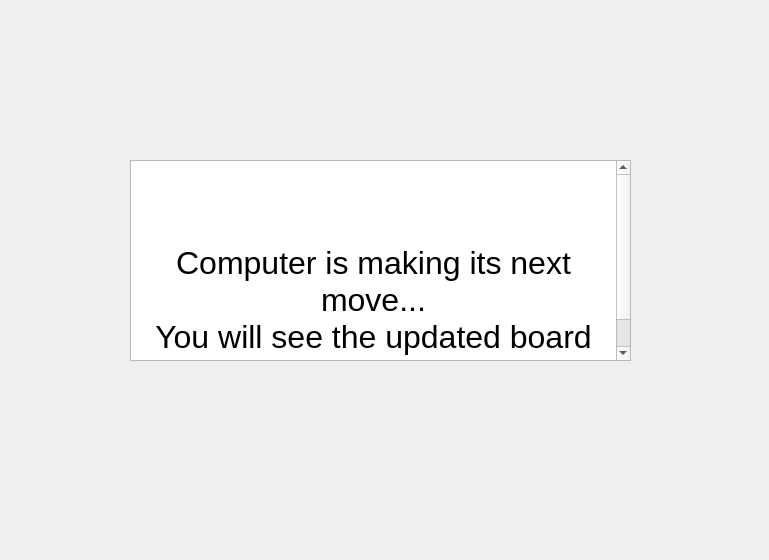
Above: ui/ComputerTurnPrompt.ui from junePyo/RenaLabApp-Tic-Tac-Toe-Demo before the change. Below: the same form after it.
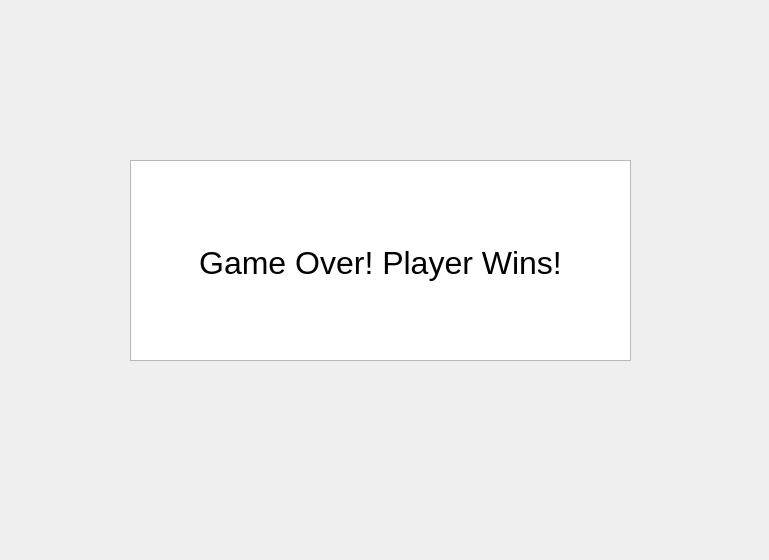
That is the form after the change.

Commit message: computer turn prompt changed to a result display widget

```diff
--- a/ui/ComputerTurnPrompt.ui
+++ b/ui/ComputerTurnPrompt.ui
@@ -31,8 +31,7 @@
 &lt;p align=&quot;center&quot; style=&quot;-qt-paragraph-type:empty; margin-top:0px; margin-bottom:0px; margin-left:0px; margin-right:0px; -qt-block-indent:0; text-indent:0px;&quot;&gt;&lt;br /&gt;&lt;/p&gt;
 &lt;p align=&quot;center&quot; style=&quot;-qt-paragraph-type:empty; margin-top:0px; margin-bottom:0px; margin-left:0px; margin-right:0px; -qt-block-indent:0; text-indent:0px;&quot;&gt;&lt;br /&gt;&lt;/p&gt;
 &lt;p align=&quot;center&quot; style=&quot;-qt-paragraph-type:empty; margin-top:0px; margin-bottom:0px; margin-left:0px; margin-right:0px; -qt-block-indent:0; text-indent:0px;&quot;&gt;&lt;br /&gt;&lt;/p&gt;
-&lt;p align=&quot;center&quot; style=&quot; margin-top:0px; margin-bottom:0px; margin-left:0px; margin-right:0px; -qt-block-indent:0; text-indent:0px;&quot;&gt;&lt;span style=&quot; font-size:24pt;&quot;&gt;Computer is making its next move...&lt;/span&gt;&lt;/p&gt;
-&lt;p align=&quot;center&quot; style=&quot; margin-top:0px; margin-bottom:0px; margin-left:0px; margin-right:0px; -qt-block-indent:0; text-indent:0px;&quot;&gt;&lt;span style=&quot; font-size:24pt;&quot;&gt;You will see the updated board soon.&lt;/span&gt;&lt;/p&gt;&lt;/body&gt;&lt;/html&gt;</string>
+&lt;p align=&quot;center&quot; style=&quot; margin-top:0px; margin-bottom:0px; margin-left:0px; margin-right:0px; -qt-block-indent:0; text-indent:0px;&quot;&gt;&lt;span style=&quot; font-size:24pt;&quot;&gt;Game Over! Player Wins!&lt;/span&gt;&lt;/p&gt;&lt;/body&gt;&lt;/html&gt;</string>
    </property>
   </widget>
  </widget>
```
The commit also changes 4 other files.
